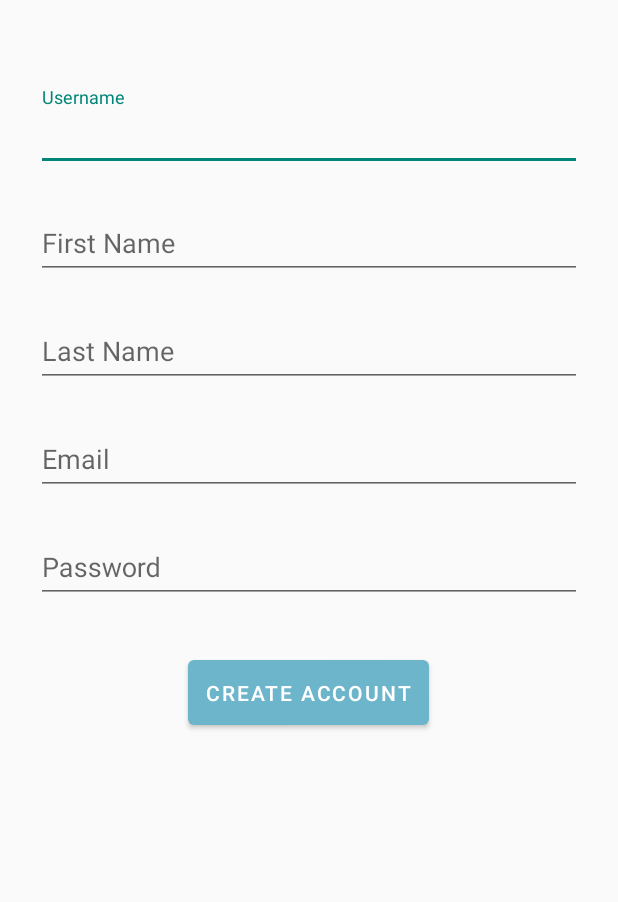
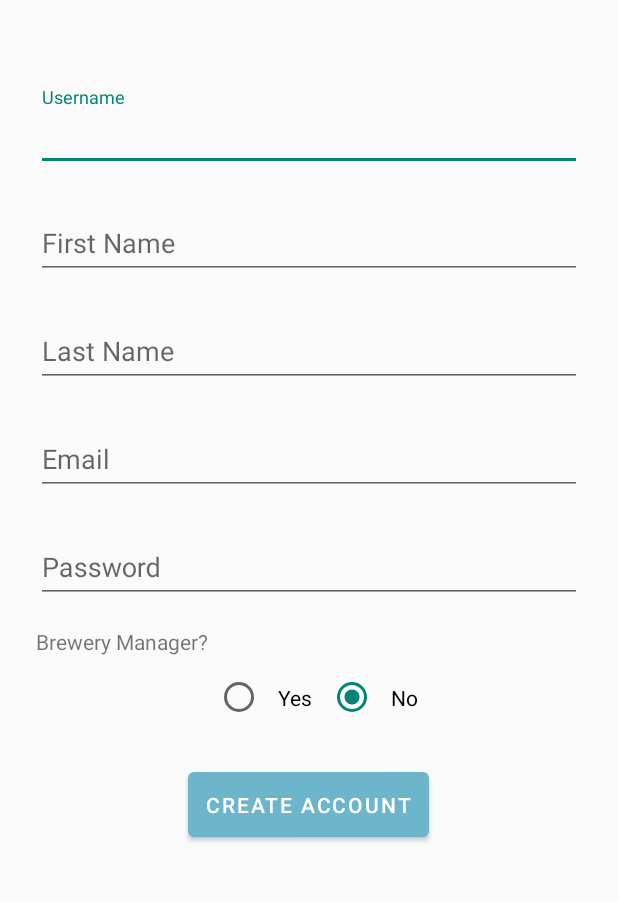
Before and after one commit to brewhaha-jd/brewhaha, an Android app: the RegisterActivity screen opened directly, with no data from a screen before it, on a phone screen of 412 x 824 dp, the part 232-1134 px from its top. Run offline under Robolectric (Android 15) with nearby library versions, the light colour scheme and no system bars.

Commit message:
[Android] Added Brewery Manager selection option to registration view

```diff
--- a/Android/app/src/main/java/com/example/brewhaha_android/Controllers/RegisterActivity.kt
+++ b/Android/app/src/main/java/com/example/brewhaha_android/Controllers/RegisterActivity.kt
@@ -5,10 +5,12 @@ import android.content.Context
 import android.content.Intent
 import android.os.Bundle
 import android.util.Log
+import android.widget.RadioGroup
 import android.widget.Toast
 import androidx.appcompat.app.AppCompatActivity
 import androidx.core.os.bundleOf
 import com.example.brewhaha_android.Api.BackendConnection
+import com.example.brewhaha_android.Models.BreweryManager
 import com.example.brewhaha_android.Models.LoginUser
 import com.example.brewhaha_android.Models.Name
 import com.example.brewhaha_android.Models.UserWithPassword
@@ -29,6 +31,9 @@ class RegisterActivity(private val api: BackendConnection = BackendConnection())
     var _username: TextInputEditText? = null
     var _first_name: TextInputEditText? = null
     var _last_name: TextInputEditText? = null
+    var _radio_group: RadioGroup? = null
+
+    var isBreweryManager: Boolean = false
 
     public override fun onCreate(savedInstanceState: Bundle?) {
         super.onCreate(savedInstanceState)
@@ -40,7 +45,13 @@ class RegisterActivity(private val api: BackendConnection = BackendConnection())
         _first_name = findViewById<TextInputEditText>(R.id.firstName)
         _last_name = findViewById<TextInputEditText>(R.id.lastName)
         _register_button = findViewById<MaterialButton>(R.id.registerButton)
+        _radio_group = findViewById<RadioGroup>(R.id.radioGroup)
+
         _register_button!!.setOnClickListener{ createUser() }
+        _radio_group!!.setOnCheckedChangeListener { radioGroup, checkedId ->
+            isBreweryManager = (R.id.radioYes == checkedId)
+            Log.d("Registration", "Brewery Manager: " + isBreweryManager)
+        }
 
     }
 
@@ -65,7 +76,9 @@ class RegisterActivity(private val api: BackendConnection = BackendConnection())
         val email = _input_email!!.text.toString()
         val password = _input_password!!.text.toString()
 
-        val user = UserWithPassword(username, Name(firstName, lastName), email, password)
+        val breweryManager = BreweryManager(true, "")
+
+        val user = UserWithPassword(username, Name(firstName, lastName), email, password, breweryManager)
         doAsync {
             Log.d("Signup Activity", "Making createUser request")
             try {
--- a/Android/app/src/main/res/layout/activity_register.xml
+++ b/Android/app/src/main/res/layout/activity_register.xml
@@ -101,6 +101,43 @@
                 android:inputType="textPassword" />
         </com.google.android.material.textfield.TextInputLayout>
 
+        <com.google.android.material.textview.MaterialTextView
+                android:layout_width="match_parent"
+                android:layout_height="wrap_content"
+                android:layout_gravity="center"
+                android:layout_marginTop="8dp"
+                android:layout_marginBottom="8dp"
+                android:text="Brewery Manager?"
+                android:textAppearance="@style/TextAppearance.AppCompat.Small"/>
+
+        <RadioGroup
+                android:id="@+id/radioGroup"
+                android:layout_width="match_parent"
+                android:layout_height="wrap_content"
+                android:layout_gravity="center|center_vertical"
+                android:gravity="center"
+                android:orientation="horizontal"
+                android:checkedButton="@id/radioNo"
+                android:paddingLeft="20dp">
+
+            <RadioButton
+                    android:id="@+id/radioYes"
+                    android:layout_width="wrap_content"
+                    android:layout_height="wrap_content"
+                    android:padding="10dp"
+                    android:text="Yes" />
+
+            <RadioButton
+                    android:id="@+id/radioNo"
+                    android:layout_width="wrap_content"
+                    android:layout_height="wrap_content"
+                    android:padding="10dp"
+                    android:text="No" />
+
+        </RadioGroup>
+
+
+
         <com.google.android.material.button.MaterialButton
             android:id="@+id/registerButton"
             android:layout_gravity="center"
```
